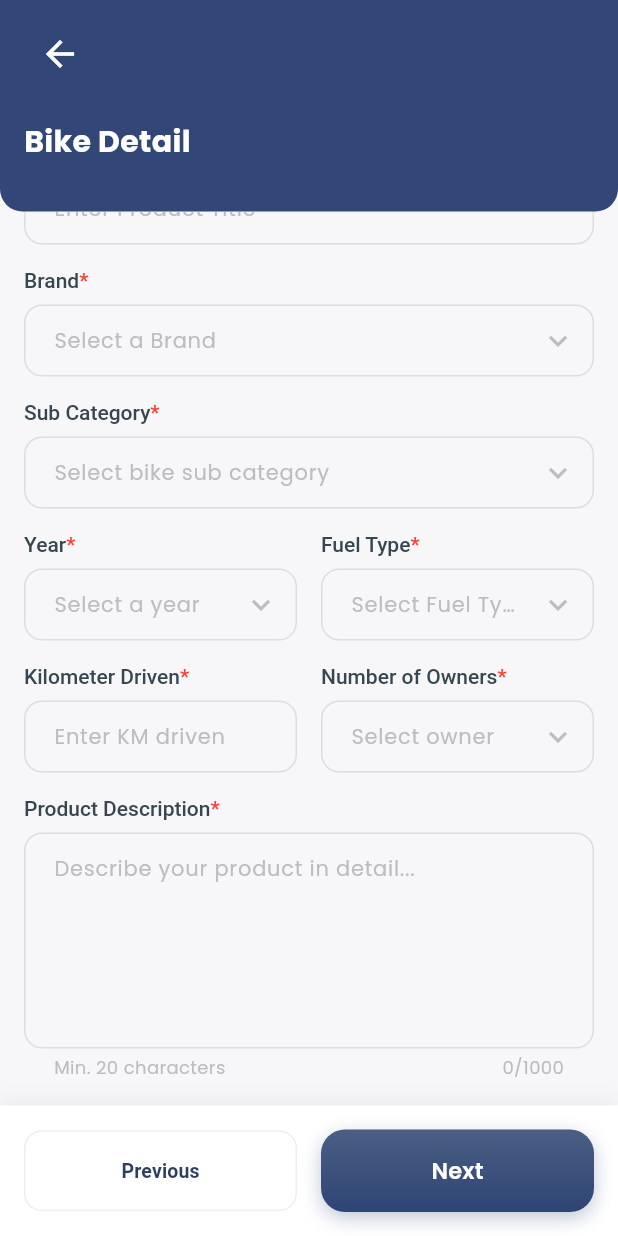
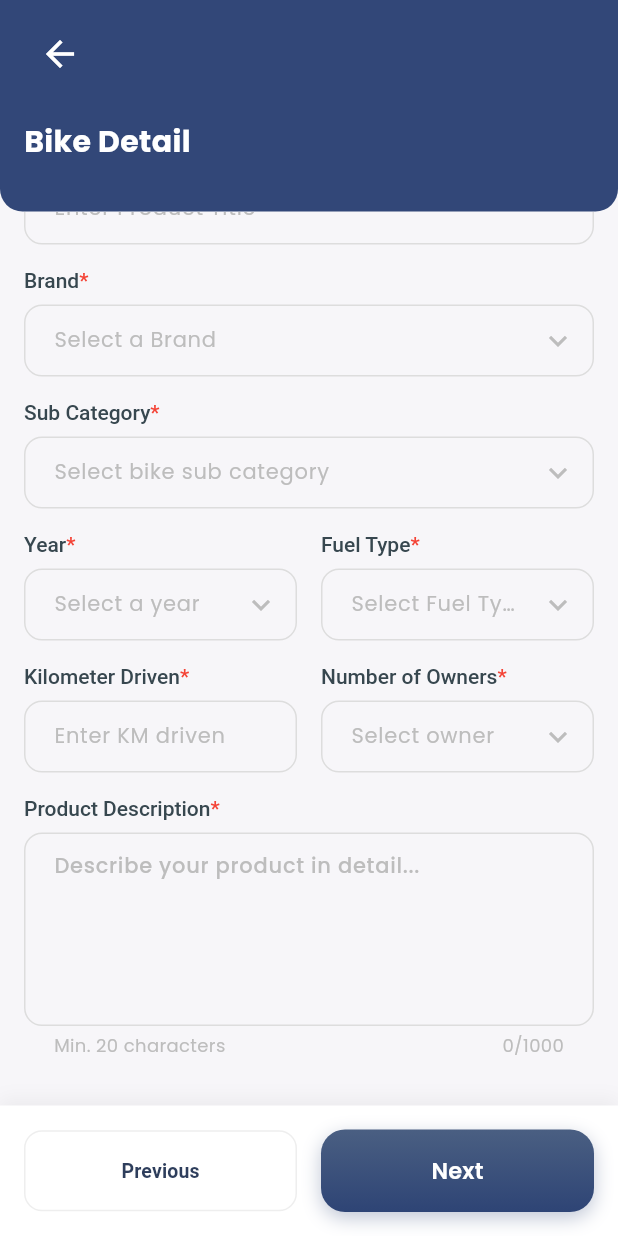
Before and after one commit to BhavinPanchal001/bikebooking, a Flutter app: the BikeDetailFormScreen screen opened directly, scrolled down 66 dp, on a phone screen of 412 x 824 dp. Run offline on Flutter 3.47's test engine with Material 3 defaults, Android fonts, the phone set to English and light mode, and no system bars; our stand-ins replace cloud_firestore, firebase_auth, firebase_core, firebase_messaging, firebase_storage, geocoding and 6 more; accounts and stored records are empty; Roboto replaces fonts that are missing (NeueMontreal).

Commit message:
Enhance chat UX, pending messages & form field visuals
Add loading/pending support and improve chat flow and form UX.

- UI: CustomGradientButton gains isLoading (spinner + disables taps). Product preview uses the loading state.
- Chat models/services: MessageModel supports clientMessageId, isPending and explicit timestamp handling. ChatFirestoreService accepts clientMessageId/sentAt, includes clientMessageId in lastMessage and uses sentAt for timestamps; verifies/derives otherUserId more flexibly.
- Chat controller/screens: ChatDetailController accepts an initial ChatModel, maintains stream + pending message lists, generates local client IDs for optimistic UI, reconciles pending messages with delivered messages, defers compose availability while access is resolved, improves online-status stream handling and auto-scrolling. ChatDetailScreen shows pending state ("Sending...") and adjusts compose input/button enable/opacity accordingly; MessagesScreen passes initial chat when navigating.
- Forms: Several detail form screens update TextField visuals (primary color, cursor, weight) and add hasValue hints for select-like fields to indicate filled state.
- Minor: Remove a fallback submission message in ListProductController.

These changes improve responsiveness when sending messages (optimistic UI), make loading states explicit, and polish form field affordances.

```diff
--- a/lib/core/widgets/custom_button.dart
+++ b/lib/core/widgets/custom_button.dart
@@ -8,6 +8,7 @@ class CustomGradientButton extends StatelessWidget {
   final double? width;
   final double height;
   final Widget? icon;
+  final bool isLoading;
 
   const CustomGradientButton({
     super.key,
@@ -16,10 +17,29 @@ class CustomGradientButton extends StatelessWidget {
     this.width,
     this.height = 55,
     this.icon,
+    this.isLoading = false,
   });
 
   @override
   Widget build(BuildContext context) {
+    final buttonChild = isLoading
+        ? const SizedBox(
+            width: 18,
+            height: 18,
+            child: CircularProgressIndicator(
+              strokeWidth: 2,
+              valueColor: AlwaysStoppedAnimation<Color>(Colors.white),
+            ),
+          )
+        : Text(
+            text,
+            style: GoogleFonts.poppins(
+              fontSize: 15,
+              fontWeight: FontWeight.w600,
+              color: Colors.white,
+            ),
+          );
+
     return Container(
       width: width ?? double.infinity,
       height: height,
@@ -40,16 +60,9 @@ class CustomGradientButton extends StatelessWidget {
       ),
       child: icon != null
           ? ElevatedButton.icon(
-              onPressed: onPressed,
+              onPressed: isLoading ? null : onPressed,
               icon: icon!,
-              label: Text(
-                text,
-                style: GoogleFonts.poppins(
-                  fontSize: 15,
-                  fontWeight: FontWeight.w600,
-                  color: Colors.white,
-                ),
-              ),
+              label: buttonChild,
               style: ElevatedButton.styleFrom(
                 backgroundColor: Colors.transparent,
                 shadowColor: Colors.transparent,
@@ -59,7 +72,7 @@ class CustomGradientButton extends StatelessWidget {
               ),
             )
           : ElevatedButton(
-              onPressed: onPressed,
+              onPressed: isLoading ? null : onPressed,
               style: ElevatedButton.styleFrom(
                 backgroundColor: Colors.transparent,
                 shadowColor: Colors.transparent,
@@ -67,14 +80,7 @@ class CustomGradientButton extends StatelessWidget {
                   borderRadius: BorderRadius.circular(16),
                 ),
               ),
-              child: Text(
-                text,
-                style: GoogleFonts.poppins(
-                  fontSize: 15,
-                  fontWeight: FontWeight.w600,
-                  color: Colors.white,
-                ),
-              ),
+              child: buttonChild,
             ),
     );
   }
--- a/lib/features/chat/presentation/pages/messages_screen.dart
+++ b/lib/features/chat/presentation/pages/messages_screen.dart
@@ -292,6 +292,7 @@ class _MessagesScreenState extends State<MessagesScreen> {
       onTap: () {
         Navigator.pushNamed(context, '/chat_detail', arguments: {
           'chatId': chat.id,
+          'chat': chat,
         });
       },
     );
--- a/lib/features/home/presentation/controllers/list_product_controller.dart
+++ b/lib/features/home/presentation/controllers/list_product_controller.dart
@@ -551,8 +551,6 @@ class ListProductController extends GetxController {
         debugPrint(
           'Falling back to posting without uploaded images: $error\n$stackTrace',
         );
-        _submissionSuccessMessage =
-            'Your product has been posted, but the images were not uploaded because Firebase Storage is not configured yet.';
         _imageUrls = [];
         return const [];
       }
--- a/lib/features/home/presentation/pages/bike_detail_form_screen.dart
+++ b/lib/features/home/presentation/pages/bike_detail_form_screen.dart
@@ -16,9 +16,8 @@ class BikeDetailFormScreen extends StatelessWidget {
         final baseCategory = ProductCategoryCatalog.baseCategoryFor(
           controller.category,
         );
-        final detailLabel = baseCategory == ProductCategoryCatalog.scooter
-            ? 'Scooter'
-            : 'Bike';
+        final detailLabel =
+            baseCategory == ProductCategoryCatalog.scooter ? 'Scooter' : 'Bike';
 
         return Scaffold(
           backgroundColor: AppColors.background,
@@ -80,6 +79,7 @@ class BikeDetailFormScreen extends StatelessWidget {
                           onTap: () =>
                               _showBrandBottomSheet(context, controller),
                           readOnly: true,
+                          hasValue: controller.brand.isNotEmpty,
                         ),
                         const SizedBox(height: 16),
                         _buildLabel('Sub Category'),
@@ -92,6 +92,7 @@ class BikeDetailFormScreen extends StatelessWidget {
                             detailLabel,
                           ),
                           readOnly: true,
+                          hasValue: controller.subCategory != null,
                         ),
                         const SizedBox(height: 16),
                         Row(
@@ -108,6 +109,7 @@ class BikeDetailFormScreen extends StatelessWidget {
                                     onTap: () => _showYearBottomSheet(
                                         context, controller),
                                     readOnly: true,
+                                    hasValue: controller.year != null,
                                   ),
                                 ],
                               ),
@@ -123,6 +125,7 @@ class BikeDetailFormScreen extends StatelessWidget {
                                     onTap: () => _showFuelTypeBottomSheet(
                                         context, controller),
                                     readOnly: true,
+                                    hasValue: controller.fuelType != null,
                                   ),
                                 ],
                               ),
@@ -161,6 +164,7 @@ class BikeDetailFormScreen extends StatelessWidget {
                                     onTap: () => _showOwnersBottomSheet(
                                         context, controller),
                                     readOnly: true,
+                                    hasValue: controller.numberOfOwners != null,
                                   ),
                                 ],
                               ),
@@ -237,6 +241,12 @@ class BikeDetailFormScreen extends StatelessWidget {
       children: [
         TextField(
           controller: controller.descriptionController,
+          style: const TextStyle(
+            color: AppColors.primary,
+            fontSize: 14,
+            fontWeight: FontWeight.w500,
+          ),
+          cursorColor: AppColors.primary,
           maxLines: 5,
           maxLength: 1000,
           buildCounter: (context,
@@ -783,7 +793,11 @@ class BikeDetailFormScreen extends StatelessWidget {
     TextEditingController? controller,
     TextInputType? keyboardType,
     List<TextInputFormatter>? inputFormatters,
+    bool hasValue = false,
   }) {
+    final showsValue =
+        hasValue || (controller?.text.trim().isNotEmpty ?? false);
+
     return TextField(
       maxLines: maxLines,
       onTap: onTap,
@@ -791,13 +805,26 @@ class BikeDetailFormScreen extends StatelessWidget {
       controller: controller,
       keyboardType: keyboardType,
       inputFormatters: inputFormatters,
+      style: const TextStyle(
+        color: AppColors.primary,
+        fontSize: 14,
+        fontWeight: FontWeight.w500,
+      ),
+      cursorColor: AppColors.primary,
       decoration: InputDecoration(
         hintText: hint,
-        hintStyle: TextStyle(color: Colors.grey.shade400, fontSize: 14),
+        hintStyle: TextStyle(
+          color: showsValue ? AppColors.primary : Colors.grey.shade400,
+          fontSize: 14,
+          fontWeight: showsValue ? FontWeight.w500 : FontWeight.w400,
+        ),
         contentPadding:
             const EdgeInsets.symmetric(horizontal: 16, vertical: 12),
         suffixIcon: onTap != null
-            ? Icon(Icons.keyboard_arrow_down, color: Colors.grey.shade400)
+            ? Icon(
+                Icons.keyboard_arrow_down,
+                color: showsValue ? AppColors.primary : Colors.grey.shade400,
+              )
             : null,
         border: OutlineInputBorder(
           borderRadius: BorderRadius.circular(12),
--- a/lib/features/home/presentation/pages/bike_price_location_screen.dart
+++ b/lib/features/home/presentation/pages/bike_price_location_screen.dart
@@ -203,6 +203,12 @@ class BikePriceLocationScreen extends StatelessWidget {
       controller: controller,
       keyboardType: keyboardType,
       inputFormatters: inputFormatters,
+      style: const TextStyle(
+        color: AppColors.primary,
+        fontSize: 15,
+        fontWeight: FontWeight.w500,
+      ),
+      cursorColor: AppColors.primary,
       decoration: InputDecoration(
         hintText: hint,
         hintStyle: TextStyle(color: Colors.grey.shade400, fontSize: 15),
```
Also changed, not shown: lib/features/chat/data/models/message_model.dart (+11 -1 lines), lib/features/chat/data/services/chat_firestore_service.dart (+22 -5 lines), lib/features/chat/presentation/controllers/chat_detail_controller.dart (+218 -57 lines), lib/features/chat/presentation/pages/chat_detail_screen.dart (+48 -17 lines), lib/features/home/presentation/pages/accessories_detail_form_screen.dart (+31 -3 lines), lib/features/home/presentation/pages/bike_detail_screen.dart (+25 -0 lines), lib/features/home/presentation/pages/product_preview_screen.dart (+3 -8 lines), lib/features/home/presentation/pages/spare_parts_detail_form_screen.dart (+31 -3 lines).
